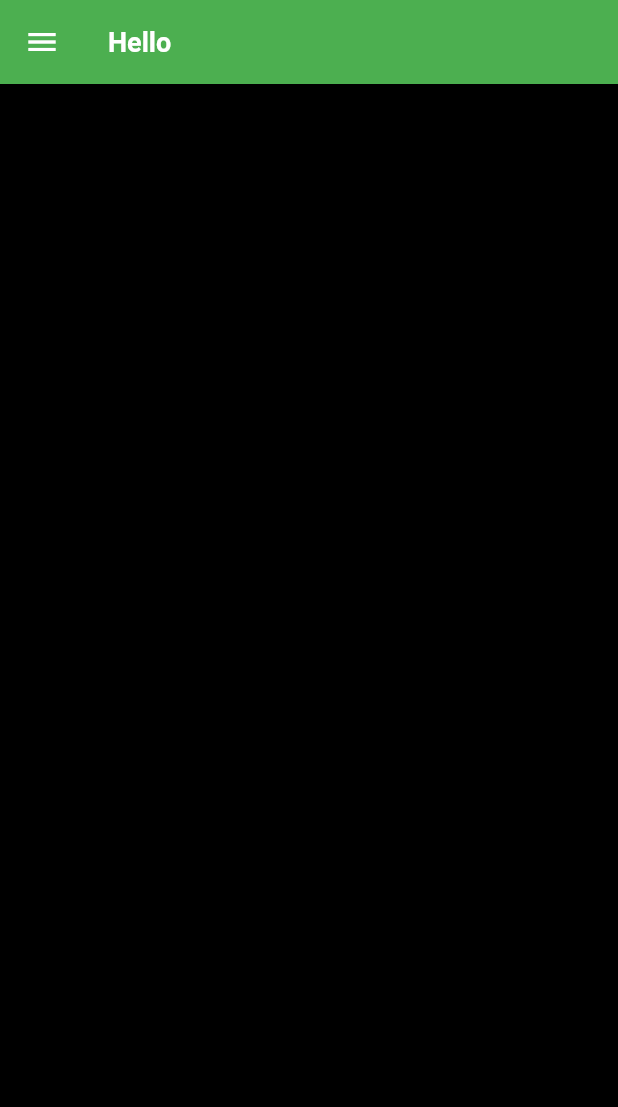
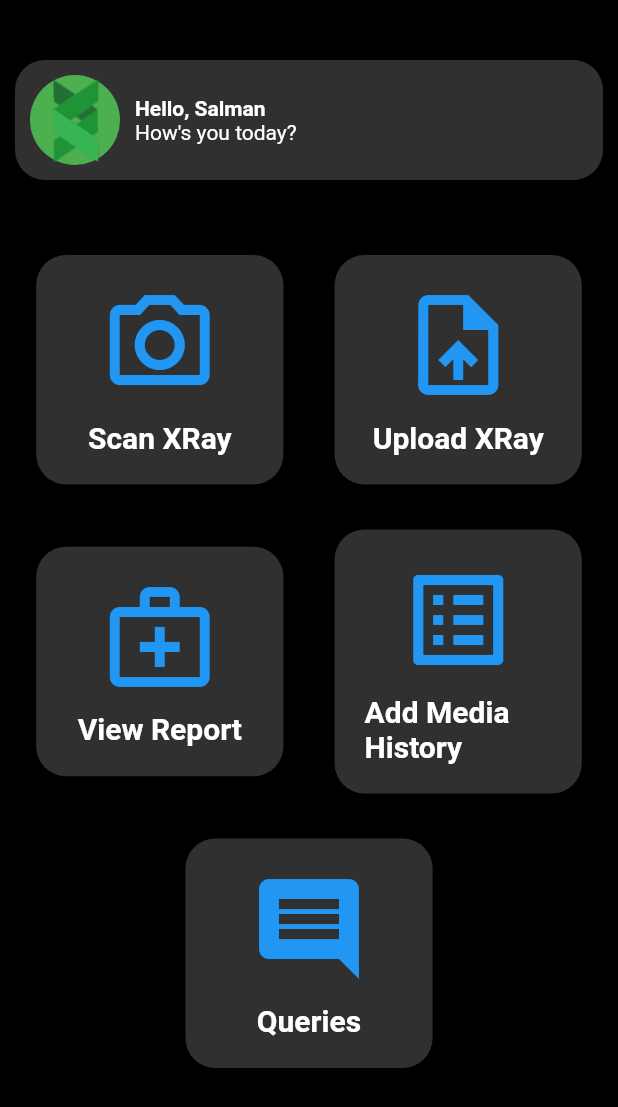
Before and after one commit to askabdulhaseeb/doppler, a Flutter app: the screen it shows after launch, on a phone screen of 412 x 824 dp. Shown: the top 1107 px of the screen. Run offline on Flutter 3.47's test engine with Material 2 defaults, Android fonts, the light colour scheme and no system bars; our stand-ins replace cloud_firestore, firebase_auth, firebase_core, fluttertoast, font_awesome_flutter, google_sign_in and 1 more; accounts and stored records are empty.

Commit message:
user home screen UI done

```diff
--- a/lib/configs/app_image.dart
+++ b/lib/configs/app_image.dart
@@ -1 +1,3 @@
 const String iAppLogo = 'assets/images/logo.png';
+const String iDefaultImageURL =
+    'https://miro.medium.com/max/5096/1*gliZ_6X1MqyAhZaSMsc7Eg.jpeg';
--- a/lib/main.dart
+++ b/lib/main.dart
@@ -1,3 +1,4 @@
+import 'package:doppler/screens/user/userHomeScreen/user_home_screen.dart';
 import 'package:firebase_core/firebase_core.dart';
 import 'package:flutter/material.dart';
 import 'screens/admin/homeScreen/home_screen.dart';
@@ -38,12 +39,15 @@ class MyApp extends StatelessWidget {
         disabledColor: Colors.grey,
         errorColor: Colors.red,
       ),
-      home: const AdminHomeScreen(),
+      home: const UserHomeScreen(),
       routes: {
         SplashScreen.routeName: (_) => const SplashScreen(),
         LoginScreen.routeName: (_) => const LoginScreen(),
         SignupScreen.routeName: (_) => const SignupScreen(),
         AdminHomeScreen.routeName: (_) => const AdminHomeScreen(),
+
+        // users
+        UserHomeScreen.roouteName: (_) => const UserHomeScreen(),
       },
     );
   }
--- a/lib/screens/admin/adminDrawer/admin_drawer.dart
+++ b/lib/screens/admin/adminDrawer/admin_drawer.dart
@@ -44,7 +44,7 @@ class AdminDrawer extends StatelessWidget {
             ListTile(
               leading: const Icon(Icons.comment, color: Colors.black),
               title: const Text(
-                'Manage Quries',
+                'Manage Queries',
                 style: _textStyle,
               ),
               onTap: () {},
--- /dev/null
+++ b/lib/screens/user/userHomeScreen/user_home_screen.dart
@@ -0,0 +1,152 @@
+import 'package:doppler/configs/app_image.dart';
+import 'package:flutter/material.dart';
+
+class UserHomeScreen extends StatelessWidget {
+  static const roouteName = '/UsserHomeScreen';
+  const UserHomeScreen({Key? key}) : super(key: key);
+
+  @override
+  Widget build(BuildContext context) {
+    return Scaffold(
+      body: SingleChildScrollView(
+        child: Column(
+          children: [
+            const SizedBox(height: 30),
+            const UserHomeHeader(),
+            const SizedBox(height: 30),
+            Row(
+              mainAxisAlignment: MainAxisAlignment.spaceEvenly,
+              children: [
+                GestureDetector(
+                  onTap: () {},
+                  child: const UserHomeScreenIconsWidget(
+                    icon: Icons.camera_alt_outlined,
+                    title: 'Scan XRay',
+                  ),
+                ),
+                GestureDetector(
+                  onTap: () {},
+                  child: const UserHomeScreenIconsWidget(
+                    icon: Icons.upload_file,
+                    title: 'Upload XRay',
+                  ),
+                ),
+              ],
+            ),
+            const SizedBox(height: 10),
+            Row(
+              mainAxisAlignment: MainAxisAlignment.spaceEvenly,
+              children: [
+                GestureDetector(
+                  onTap: () {},
+                  child: const UserHomeScreenIconsWidget(
+                    icon: Icons.medical_services_outlined,
+                    title: 'View Report',
+                  ),
+                ),
+                GestureDetector(
+                  onTap: () {},
+                  child: const UserHomeScreenIconsWidget(
+                    icon: Icons.list_alt,
+                    title: 'Add Media History',
+                  ),
+                ),
+              ],
+            ),
+            const SizedBox(height: 10),
+            GestureDetector(
+              onTap: () {},
+              child: const UserHomeScreenIconsWidget(
+                icon: Icons.comment,
+                title: 'Queries',
+              ),
+            ),
+          ],
+        ),
+      ),
+    );
+  }
+}
+
+class UserHomeScreenIconsWidget extends StatelessWidget {
+  final IconData icon;
+  final String title;
+  const UserHomeScreenIconsWidget({
+    required this.icon,
+    required this.title,
+    Key? key,
+  }) : super(key: key);
+
+  @override
+  Widget build(BuildContext context) {
+    return Container(
+      width: MediaQuery.of(context).size.width / 2.5,
+      padding: const EdgeInsets.all(20),
+      margin: const EdgeInsets.all(10),
+      decoration: BoxDecoration(
+        color: Colors.grey.withOpacity(0.3),
+        borderRadius: BorderRadius.circular(20),
+      ),
+      child: Column(
+        children: [
+          Icon(
+            icon,
+            size: 80,
+            color: Colors.blue,
+          ),
+          const SizedBox(height: 10),
+          Text(
+            '''$title''',
+            style: const TextStyle(
+              fontSize: 20,
+              fontWeight: FontWeight.bold,
+            ),
+          )
+        ],
+      ),
+    );
+  }
+}
+
+class UserHomeHeader extends StatelessWidget {
+  const UserHomeHeader({
+    Key? key,
+  }) : super(key: key);
+
+  @override
+  Widget build(BuildContext context) {
+    return Container(
+      margin: const EdgeInsets.all(10),
+      padding: const EdgeInsets.all(10),
+      decoration: BoxDecoration(
+        color: Colors.grey.withOpacity(0.3),
+        borderRadius: BorderRadius.circular(20),
+      ),
+      child: Row(
+        children: [
+          const CircleAvatar(
+            radius: 30,
+            child: Image(
+              image: AssetImage(iAppLogo),
+              fit: BoxFit.cover,
+            ),
+          ),
+          const SizedBox(width: 10),
+          Column(
+            crossAxisAlignment: CrossAxisAlignment.start,
+            children: const [
+              Text(
+                'Hello, Salman',
+                overflow: TextOverflow.ellipsis,
+                style: TextStyle(
+                  fontWeight: FontWeight.bold,
+                ),
+              ),
+              Text('''How's you today?'''),
+            ],
+          ),
+        ],
+      ),
+    );
+  }
+}
```
